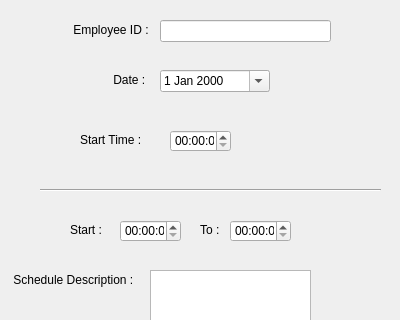
SPRYK/DatabaseProject, file newDesign/scheduleEdit.ui: the form before one commit; both pictures show x 0 to 400 and y 0 to 320 of the 400 by 530 pixel window.
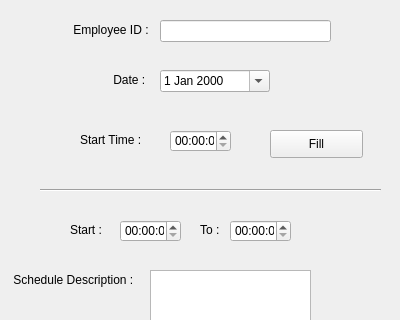
The form after the commit.

Patch:
```diff
--- a/newDesign/scheduleEdit.ui
+++ b/newDesign/scheduleEdit.ui
@@ -202,6 +202,19 @@
     <enum>Qt::Horizontal</enum>
    </property>
   </widget>
+  <widget class="QPushButton" name="fillButton">
+   <property name="geometry">
+    <rect>
+     <x>270</x>
+     <y>130</y>
+     <width>93</width>
+     <height>28</height>
+    </rect>
+   </property>
+   <property name="text">
+    <string>Fill</string>
+   </property>
+  </widget>
  </widget>
  <resources/>
  <connections/>
```
